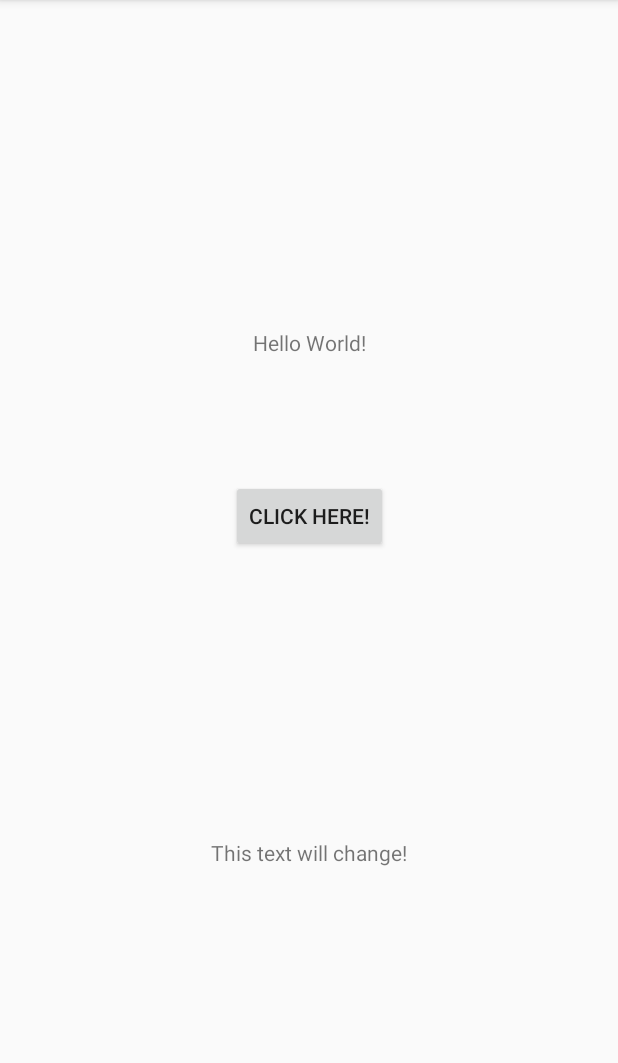
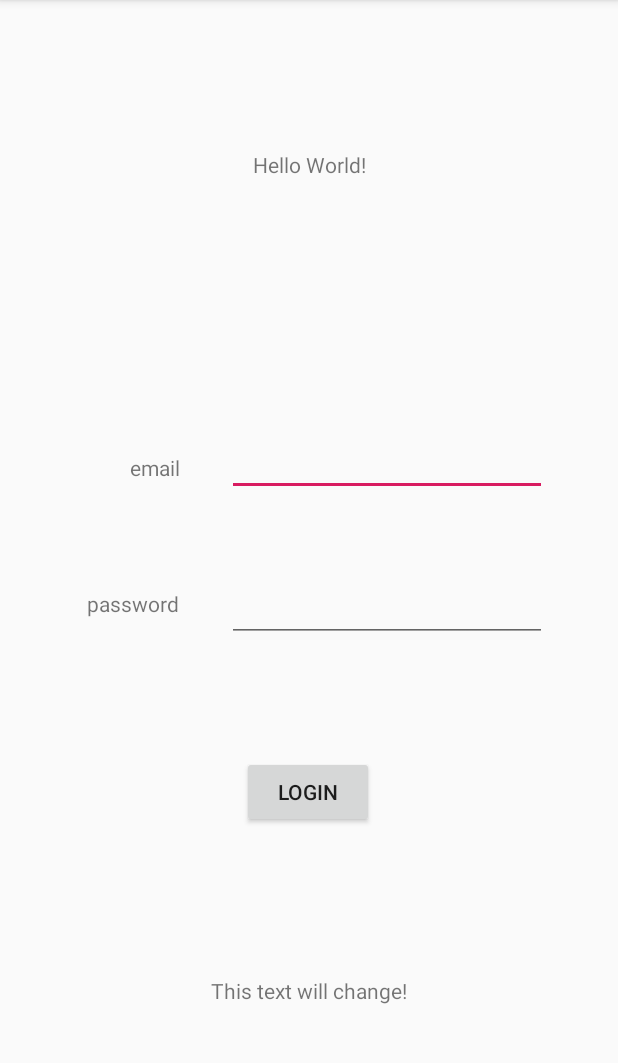
Before and after one commit to Cruz0421/Reminder, an Android app: the screen it shows after launch (MainActivity), on a phone screen of 412 x 824 dp, the part 84-1147 px from its top. Run offline under Robolectric (Android 15) with nearby library versions, the phone set to English and light mode, and no system bars.

Commit message:
login setup
input for email and password

```diff
--- a/reminderapp/app/src/main/AndroidManifest.xml
+++ b/reminderapp/app/src/main/AndroidManifest.xml
@@ -15,6 +15,8 @@
             android:enabled="true"
             android:exported="false"></receiver>
 
+
+
         <activity android:name="com.example.notificationtest.MainActivity">
             <intent-filter>
                 <action android:name="android.intent.action.MAIN" />
--- a/reminderapp/app/src/main/java/com/example/notificationtest/MainActivity.java
+++ b/reminderapp/app/src/main/java/com/example/notificationtest/MainActivity.java
@@ -65,6 +65,9 @@ public class MainActivity extends AppCompatActivity implements View.OnClickListe
         LongOperation lo = new LongOperation(this);
         lo.execute("notif title");
     }
+
+
+
 
     private void createNotificationChannel() {
         // Create the NotificationChannel, but only on API 26+ because
--- a/reminderapp/app/src/main/res/layout/activity_main.xml
+++ b/reminderapp/app/src/main/res/layout/activity_main.xml
@@ -15,17 +15,18 @@
         app:layout_constraintEnd_toEndOf="parent"
         app:layout_constraintStart_toStartOf="parent"
         app:layout_constraintTop_toTopOf="parent"
-        app:layout_constraintVertical_bias="0.727" />
+        app:layout_constraintVertical_bias="0.206" />
 
     <Button
         android:id="@+id/button"
         android:layout_width="wrap_content"
         android:layout_height="wrap_content"
-        android:layout_marginBottom="400dp"
+        android:layout_marginBottom="216dp"
         android:onClick="sendMessage"
-        android:text="Click here!"
+        android:text="login"
         app:layout_constraintBottom_toBottomOf="parent"
         app:layout_constraintEnd_toEndOf="parent"
+        app:layout_constraintHorizontal_bias="0.498"
         app:layout_constraintStart_toStartOf="parent" />
 
     <TextView
@@ -38,4 +39,55 @@
         app:layout_constraintStart_toStartOf="parent"
         app:layout_constraintTop_toBottomOf="@+id/button" />
 
+    <EditText
+        android:id="@+id/editTextTextEmailAddress"
+        android:layout_width="wrap_content"
+        android:layout_height="wrap_content"
+        android:layout_marginBottom="52dp"
+        android:ems="10"
+        android:inputType="textEmailAddress"
+        app:layout_constraintBottom_toTopOf="@+id/editTextTextPassword"
+        app:layout_constraintEnd_toEndOf="parent"
+        app:layout_constraintHorizontal_bias="0.761"
+        app:layout_constraintStart_toStartOf="parent" />
+
+    <EditText
+        android:id="@+id/editTextTextPassword"
+        android:layout_width="wrap_content"
+        android:layout_height="wrap_content"
+        android:layout_marginBottom="76dp"
+        android:ems="10"
+        android:inputType="textPassword"
+        app:layout_constraintBottom_toTopOf="@+id/button"
+        app:layout_constraintEnd_toEndOf="@+id/editTextTextEmailAddress"
+        app:layout_constraintHorizontal_bias="0.0"
+        app:layout_constraintStart_toStartOf="@+id/editTextTextEmailAddress" />
+
+    <TextView
+        android:id="@+id/textView"
+        android:layout_width="wrap_content"
+        android:layout_height="wrap_content"
+        android:layout_marginEnd="20dp"
+        android:text="email"
+        app:layout_constraintBottom_toBottomOf="@+id/editTextTextEmailAddress"
+        app:layout_constraintEnd_toStartOf="@+id/editTextTextEmailAddress"
+        app:layout_constraintHorizontal_bias="0.883"
+        app:layout_constraintStart_toStartOf="parent"
+        app:layout_constraintTop_toTopOf="@+id/editTextTextEmailAddress"
+        app:layout_constraintVertical_bias="0.653" />
+
+    <TextView
+        android:id="@+id/textView2"
+        android:layout_width="wrap_content"
+        android:layout_height="wrap_content"
+        android:layout_marginTop="9dp"
+        android:layout_marginEnd="20dp"
+        android:text="password"
+        app:layout_constraintBottom_toBottomOf="@+id/editTextTextPassword"
+        app:layout_constraintEnd_toStartOf="@+id/editTextTextPassword"
+        app:layout_constraintHorizontal_bias="0.833"
+        app:layout_constraintStart_toStartOf="parent"
+        app:layout_constraintTop_toTopOf="@+id/editTextTextPassword"
+        app:layout_constraintVertical_bias="0.058" />
+
 </android.support.constraint.ConstraintLayout>
```
